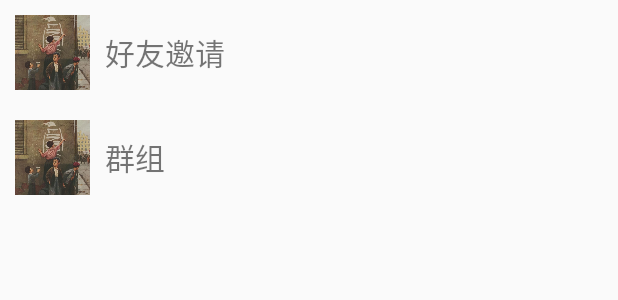
After one commit to seriouszyx/TrivialIM, an Android app: the layout header_fragment_contact.xml on its own in the app's theme, with its tools: preview values and no code run, on a phone screen of 412 x 824 dp. The commit adds this screen. Shown: the top 300 px of the screen. Run offline under Robolectric (Android 15) with nearby library versions, the phone set to English and light mode, and no system bars.

Commit message:
完成联系人列表页面

```diff
--- a/TrivialIM/app/src/main/java/io/github/seriouszyx/trivialim/controller/fragment/ContactListFragment.java
+++ b/TrivialIM/app/src/main/java/io/github/seriouszyx/trivialim/controller/fragment/ContactListFragment.java
@@ -1,6 +1,24 @@
 package io.github.seriouszyx.trivialim.controller.fragment;
 
 import android.support.v4.app.Fragment;
+import android.view.View;
 
-public class ContactListFragment extends Fragment {
+import com.hyphenate.easeui.ui.EaseContactListFragment;
+
+import io.github.seriouszyx.trivialim.R;
+
+// 联系人列表页面
+public class ContactListFragment extends EaseContactListFragment {
+
+    @Override
+    protected void initView() {
+        super.initView();
+        // 布局显示加号
+        titleBar.setRightImageResource(R.drawable.em_add);
+
+        // 头布局添加
+        View headerView = View.inflate(getActivity(), R.layout.header_fragment_contact, null);
+
+        listView.addHeaderView(headerView);
+    }
 }
--- /dev/null
+++ b/TrivialIM/app/src/main/res/layout/header_fragment_contact.xml
@@ -0,0 +1,47 @@
+<?xml version="1.0" encoding="utf-8"?>
+
+<LinearLayout
+    android:id="@+id/ll_contact_invite"
+    xmlns:android="http://schemas.android.com/apk/res/android"
+    android:layout_width="match_parent"
+    android:layout_height="wrap_content"
+    android:orientation="vertical">
+
+    <LinearLayout
+        android:padding="10dp"
+        android:layout_width="match_parent"
+        android:layout_height="wrap_content">
+        <ImageView
+            android:src="@drawable/logo"
+            android:layout_width="50dp"
+            android:layout_height="50dp" />
+
+        <TextView
+            android:text="好友邀请"
+            android:textSize="20sp"
+            android:layout_marginLeft="10dp"
+            android:layout_gravity="center"
+            android:layout_width="wrap_content"
+            android:layout_height="wrap_content" />
+    </LinearLayout>
+
+    <LinearLayout
+        android:id="@+id/ll_contact_group"
+        android:padding="10dp"
+        android:layout_width="match_parent"
+        android:layout_height="wrap_content">
+        <ImageView
+            android:src="@drawable/logo"
+            android:layout_width="50dp"
+            android:layout_height="50dp" />
+
+        <TextView
+            android:text="群组"
+            android:textSize="20sp"
+            android:layout_marginLeft="10dp"
+            android:layout_gravity="center"
+            android:layout_width="wrap_content"
+            android:layout_height="wrap_content" />
+    </LinearLayout>
+
+</LinearLayout>
```
Also changed, not shown: TrivialIM/app/src/main/res/drawable-hdpi/em_add.png (added).
